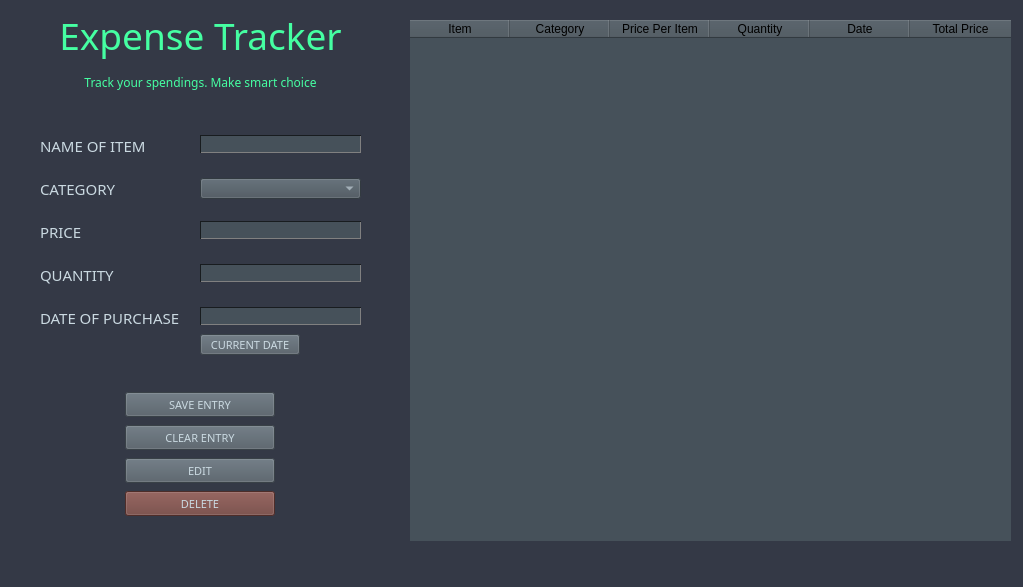
Above: views/expense_tracker.ui from hanzoera/expense-tracker before the change. Below: the same form after it.
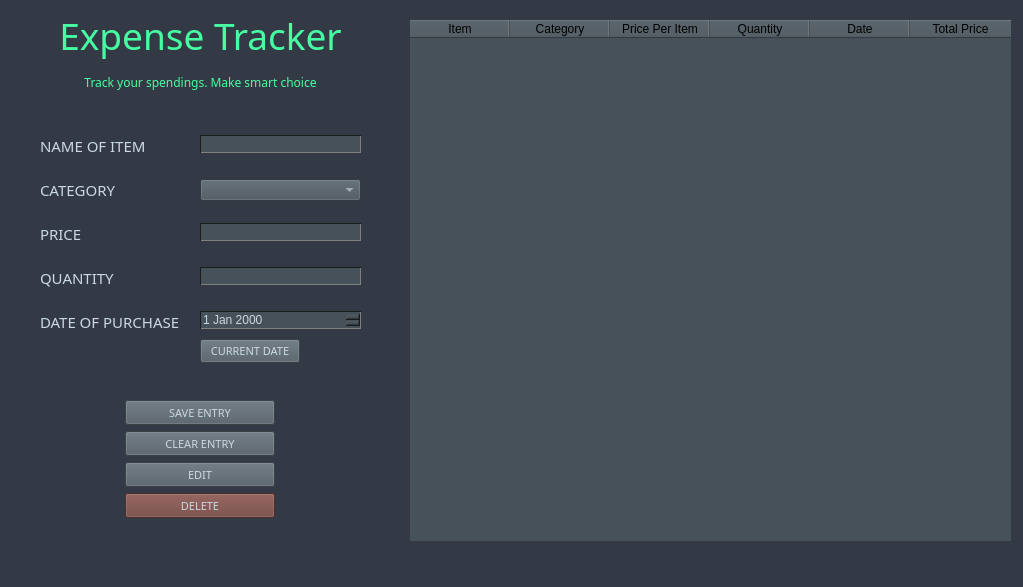
That is the form after the change.

Commit message: Initial edit entry functionalities

Diff of the .ui file:
```diff
--- a/views/expense_tracker.ui
+++ b/views/expense_tracker.ui
@@ -106,7 +106,7 @@
       <x>10</x>
       <y>120</y>
       <width>381</width>
-      <height>251</height>
+      <height>276</height>
      </rect>
     </property>
     <layout class="QFormLayout" name="formLayout">
@@ -310,18 +310,6 @@
        </property>
       </widget>
      </item>
-     <item row="8" column="1">
-      <widget class="QLineEdit" name="datePurchase">
-       <property name="styleSheet">
-        <string notr="true">background-color: rgb(70, 81, 90);
-border: 1px solid transparent;
-border-left: 1px solid rgba(24,28,31,255);
-border-top: 1px solid rgba(24,28,31,255);
-border-bottom: 1px solid gray;
-border-right: 1px solid gray;</string>
-       </property>
-      </widget>
-     </item>
      <item row="9" column="1">
       <widget class="QPushButton" name="curDate">
        <property name="maximumSize">
@@ -346,15 +334,27 @@
        </property>
       </widget>
      </item>
+     <item row="8" column="1">
+      <widget class="QDateEdit" name="datePurchase">
+       <property name="styleSheet">
+        <string notr="true">background-color: rgb(70, 81, 90);
+border: 1px solid transparent;
+border-left: 1px solid rgba(24,28,31,255);
+border-top: 1px solid rgba(24,28,31,255);
+border-bottom: 1px solid gray;
+border-right: 1px solid gray;</string>
+       </property>
+      </widget>
+     </item>
     </layout>
    </widget>
    <widget class="QWidget" name="gridLayoutWidget_3">
     <property name="geometry">
      <rect>
       <x>10</x>
-      <y>390</y>
+      <y>400</y>
       <width>381</width>
-      <height>131</height>
+      <height>121</height>
      </rect>
     </property>
     <layout class="QGridLayout" name="gridLayout_3">
```
Left out of the diff: 2 changed lines with no effect on the pictures. The commit also changes 5 other files.
